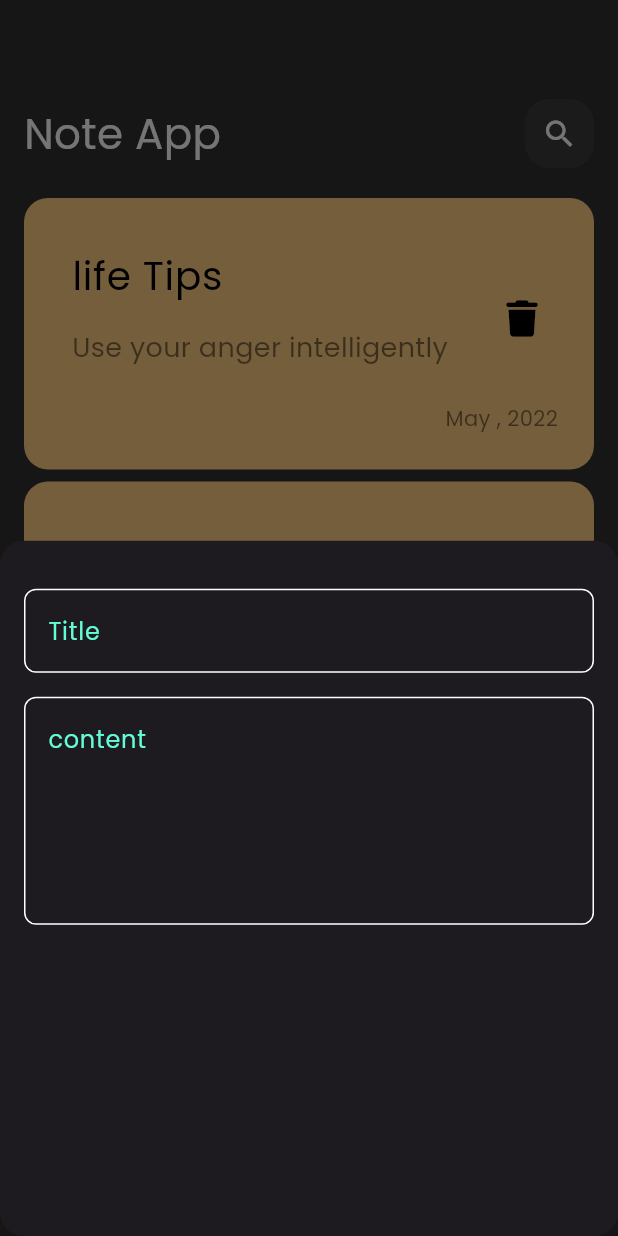
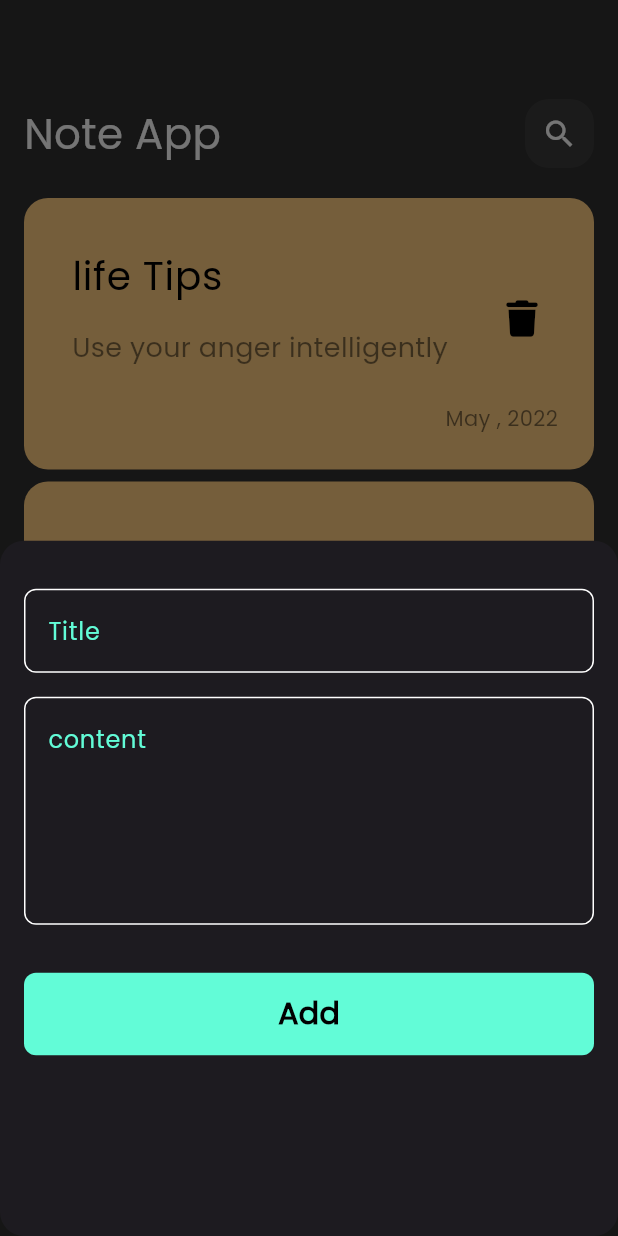
Before and after one commit to Mohamed549-bot/notes_app, a Flutter app: the screen it shows after launch, after a tap on the "add" icon, on a phone screen of 412 x 824 dp. Run offline on Flutter 3.47's test engine with Material 3 defaults, Android fonts, the phone set to English and light mode, and no system bars; our stand-ins replace font_awesome_flutter.

Commit message:
finish notes bottom sheet

```diff
--- a/lib/views/widgets/add_note_bottom_sheet.dart
+++ b/lib/views/widgets/add_note_bottom_sheet.dart
@@ -1,4 +1,6 @@
 import 'package:flutter/material.dart';
+import 'package:my_new_project/constants.dart';
+import 'package:my_new_project/views/widgets/custom_button.dart';
 import 'package:my_new_project/views/widgets/custom_text_field.dart';
 
 class AddNoteBottomSheet extends StatelessWidget {
@@ -23,6 +25,13 @@ class AddNoteBottomSheet extends StatelessWidget {
             hint: 'content',
             maxLines: 5,
           ),
+          SizedBox(
+            height: 32,
+          ),
+          CustomButton(),
+          SizedBox(
+            height: 16,
+          ),
         ],
       ),
     );
--- /dev/null
+++ b/lib/views/widgets/custom_button.dart
@@ -0,0 +1,28 @@
+import 'package:flutter/material.dart';
+import 'package:my_new_project/constants.dart';
+
+class CustomButton extends StatelessWidget {
+  const CustomButton({super.key});
+
+  @override
+  Widget build(BuildContext context) {
+    return Container(
+      width: MediaQuery.of(context).size.width,
+      height: 55,
+      decoration: BoxDecoration(
+        color: kPrimaryColor,
+        borderRadius: BorderRadius.circular(8),
+      ),
+      child: const Center(
+        child: Text(
+          'Add',
+          style: TextStyle(
+            color: Colors.black,
+            fontWeight: FontWeight.bold,
+            fontSize: 20,
+          ),
+        ),
+      ),
+    );
+  }
+}
```
